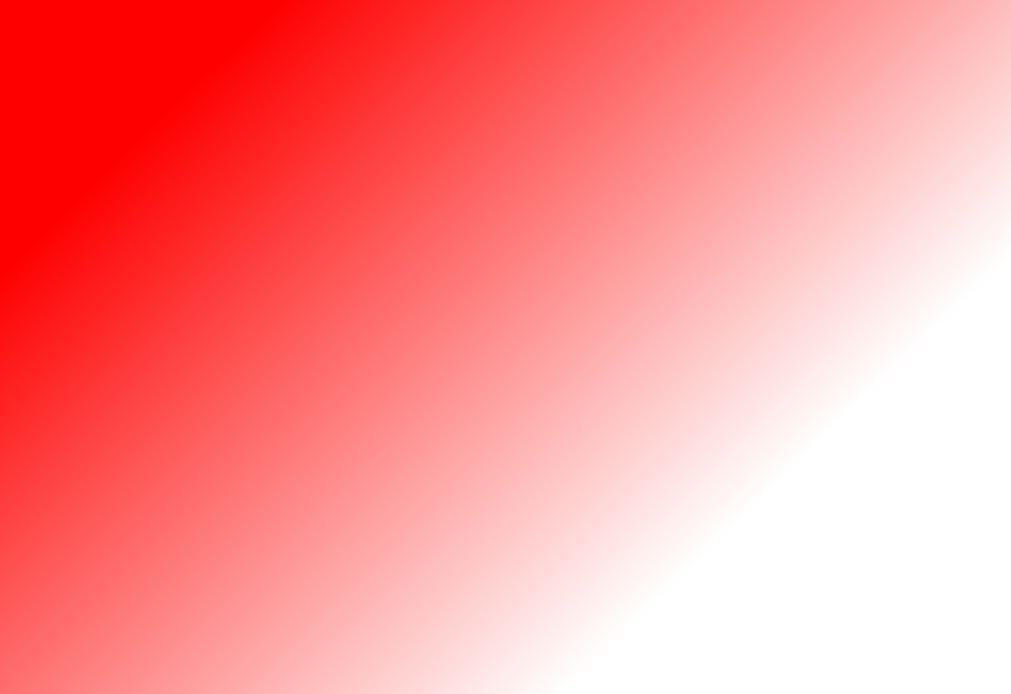
SamuelOUS/GestionU, file gui/ventana_seleccionar.ui: the form before one commit.
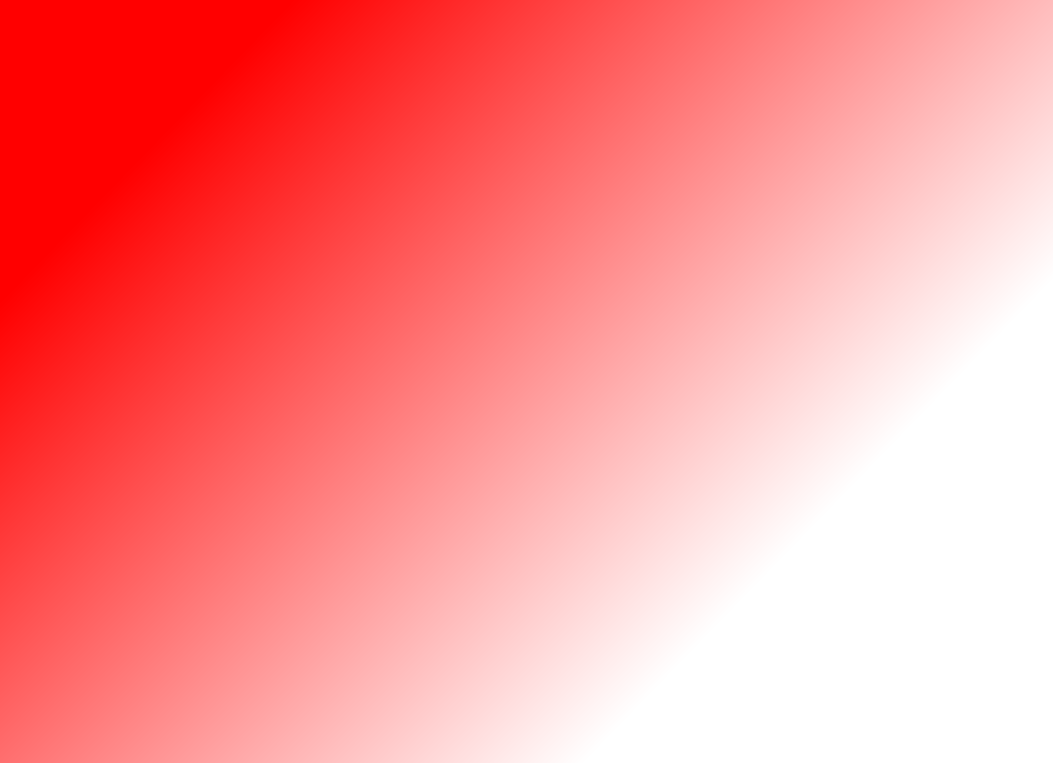
The form after the commit.

```diff
--- a/gui/ventana_seleccionar.ui
+++ b/gui/ventana_seleccionar.ui
@@ -6,8 +6,8 @@
    <rect>
     <x>0</x>
     <y>0</y>
-    <width>1011</width>
-    <height>694</height>
+    <width>1053</width>
+    <height>763</height>
    </rect>
   </property>
   <property name="windowTitle">
```
